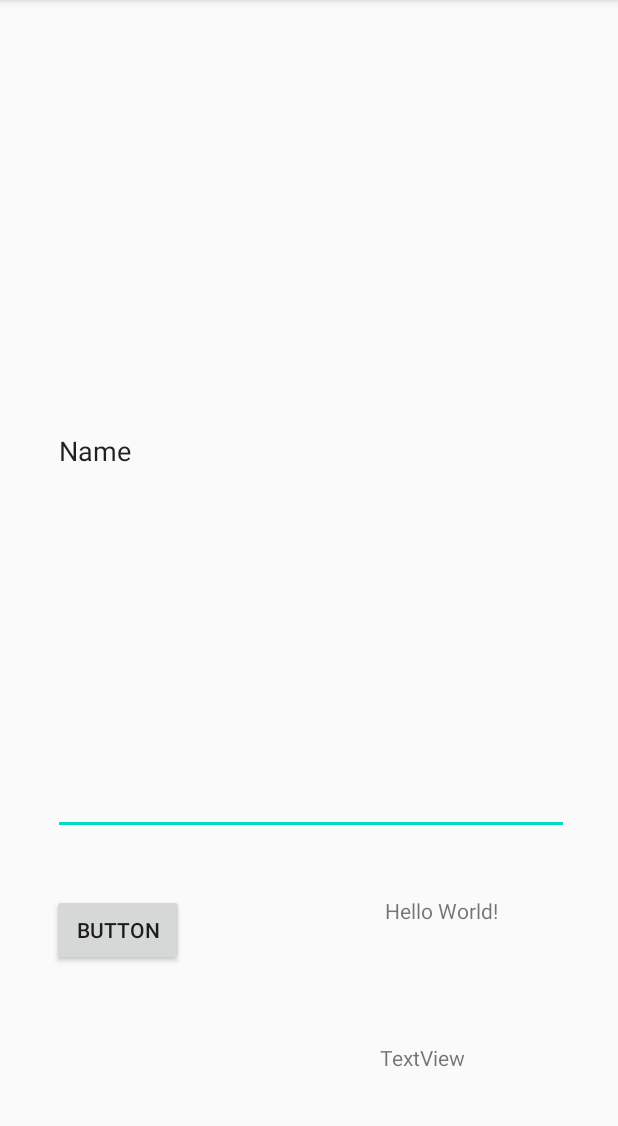
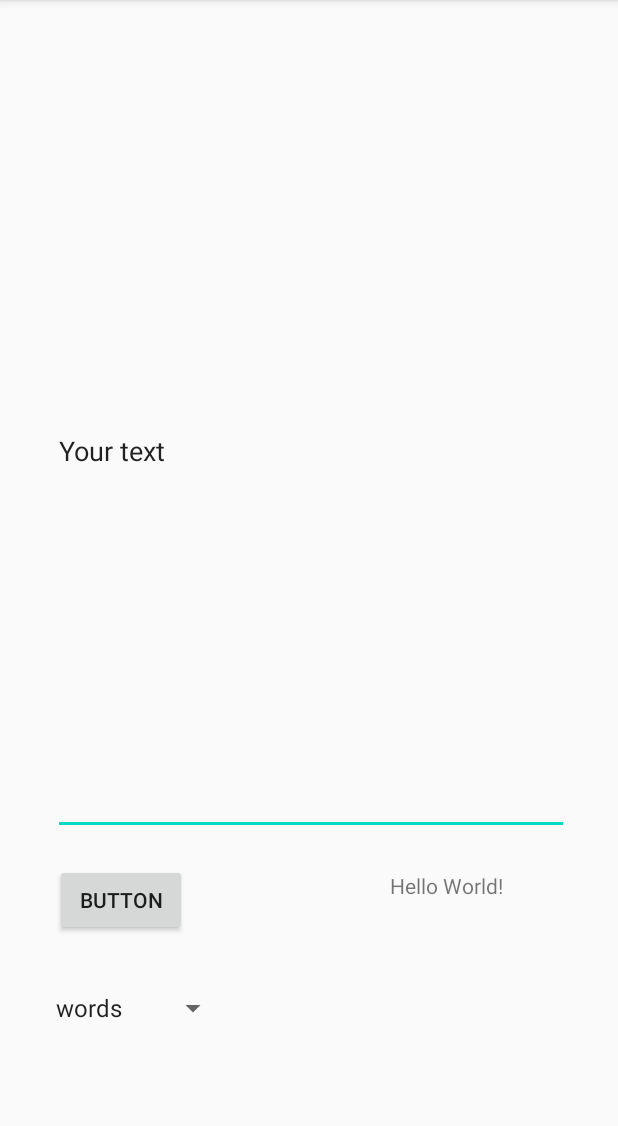
Before and after one commit to Ermyderis/Word_Counter, an Android app: the screen it shows after launch (MainActivity), on a phone screen of 412 x 824 dp, the part 84-1210 px from its top. Run offline under Robolectric (Android 15) with nearby library versions, the phone set to English and light mode, and no system bars.

Commit message:
Added sinner

```diff
--- a/app/src/main/java/com/example/word_counter/MainActivity.java
+++ b/app/src/main/java/com/example/word_counter/MainActivity.java
@@ -3,13 +3,37 @@ package com.example.word_counter;
 import androidx.appcompat.app.AppCompatActivity;
 
 
+import android.content.Context;
 import android.os.Bundle;
+import android.view.View;
+import android.widget.AdapterView;
+import android.widget.ArrayAdapter;
+import android.widget.Spinner;
+import android.widget.Toast;
 
-public class MainActivity extends AppCompatActivity {
+public class MainActivity extends AppCompatActivity implements AdapterView.OnItemSelectedListener {
 
     @Override
     protected void onCreate(Bundle savedInstanceState) {
         super.onCreate(savedInstanceState);
         setContentView(R.layout.activity_main);
+
+        Spinner spinner = findViewById(R.id.spinner1);
+        ArrayAdapter<CharSequence> adapter = ArrayAdapter.createFromResource(this, R.array.selection, android.R.layout.simple_spinner_item);
+        adapter.setDropDownViewResource(android.R.layout.simple_spinner_dropdown_item);
+        spinner.setAdapter(adapter);
+        spinner.setOnItemSelectedListener(this);
+
+    }
+
+    @Override
+    public void onItemSelected(AdapterView<?> parent, View view, int position, long id) {
+        String text= parent.getItemAtPosition(position).toString();
+        Toast.makeText(parent.getContext(), text, Toast.LENGTH_SHORT).show();
+    }
+
+    @Override
+    public void onNothingSelected(AdapterView<?> parent) {
+
     }
 }
--- a/app/src/main/res/layout/activity_main.xml
+++ b/app/src/main/res/layout/activity_main.xml
@@ -10,51 +10,52 @@
         android:id="@+id/word_Counter"
         android:layout_width="120dp"
         android:layout_height="68dp"
+        android:layout_marginTop="24dp"
+        android:layout_marginEnd="32dp"
+        android:layout_marginRight="32dp"
         android:text="Hello World!"
         app:layout_constraintBottom_toBottomOf="parent"
-        app:layout_constraintHorizontal_bias="0.879"
-        app:layout_constraintLeft_toLeftOf="parent"
-        app:layout_constraintRight_toRightOf="parent"
-        app:layout_constraintTop_toTopOf="parent"
-        app:layout_constraintVertical_bias="0.853" />
+        app:layout_constraintEnd_toEndOf="parent"
+        app:layout_constraintTop_toBottomOf="@+id/yourtext"
+        app:layout_constraintVertical_bias="0.0" />
 
     <Button
         android:id="@+id/button"
         android:layout_width="wrap_content"
         android:layout_height="wrap_content"
-        android:text="@string/count"
+        android:text="@string/button"
         app:layout_constraintBottom_toBottomOf="parent"
-        app:layout_constraintEnd_toEndOf="parent"
-        app:layout_constraintHorizontal_bias="0.108"
+        app:layout_constraintEnd_toStartOf="@+id/word_Counter"
+        app:layout_constraintHorizontal_bias="0.214"
         app:layout_constraintStart_toStartOf="parent"
-        app:layout_constraintTop_toTopOf="parent"
-        app:layout_constraintVertical_bias="0.828" />
-
-    <TextView
-        android:id="@+id/simbol_Counter"
-        android:layout_width="123dp"
-        android:layout_height="55dp"
-        android:text="@string/simbolview"
-        app:layout_constraintBottom_toBottomOf="parent"
-        app:layout_constraintEnd_toEndOf="parent"
-        app:layout_constraintHorizontal_bias="0.878"
-        app:layout_constraintStart_toStartOf="parent"
-        app:layout_constraintTop_toTopOf="parent"
-        app:layout_constraintVertical_bias="0.976" />
+        app:layout_constraintTop_toBottomOf="@+id/yourtext"
+        app:layout_constraintVertical_bias="0.12" />
 
     <EditText
-        android:id="@+id/editTextTextPersonName3"
+        android:id="@+id/yourtext"
         android:layout_width="344dp"
         android:layout_height="511dp"
         android:ems="10"
+        android:importantForAutofill="no"
         android:inputType="textPersonName"
-        android:text="@string/yourtext"
+        android:text="@string/your_text"
         app:layout_constraintBottom_toBottomOf="parent"
         app:layout_constraintEnd_toEndOf="parent"
         app:layout_constraintHorizontal_bias="0.522"
         app:layout_constraintStart_toStartOf="parent"
         app:layout_constraintTop_toTopOf="parent"
-        app:layout_constraintVertical_bias="0.177"
-        android:importantForAutofill="no" />
+        app:layout_constraintVertical_bias="0.177" />
+
+    <Spinner
+        android:id="@+id/spinner1"
+        android:layout_width="wrap_content"
+        android:layout_height="wrap_content"
+        android:text="@string/selectItem"
+        app:layout_constraintBottom_toBottomOf="parent"
+        app:layout_constraintEnd_toEndOf="parent"
+        app:layout_constraintHorizontal_bias="0.101"
+        app:layout_constraintStart_toStartOf="parent"
+        app:layout_constraintTop_toBottomOf="@+id/button"
+        app:layout_constraintVertical_bias="0.301" />
 
 </androidx.constraintlayout.widget.ConstraintLayout>
--- a/app/src/main/res/values/strings.xml
+++ b/app/src/main/res/values/strings.xml
@@ -5,4 +5,12 @@
     <string name="simbolview">TextView</string>
     <string name="youText">Name</string>
     <string name="yourtext">Name</string>
+    <string name="selectItem">TextView</string>
+    <string name="button">Button</string>
+    <string name="your_text">Your text</string>
+
+    <string-array name ="selection">
+        <item>words</item>item>
+        <item>symbols</item>item>
+    </string-array>string-array>
 </resources>
```
